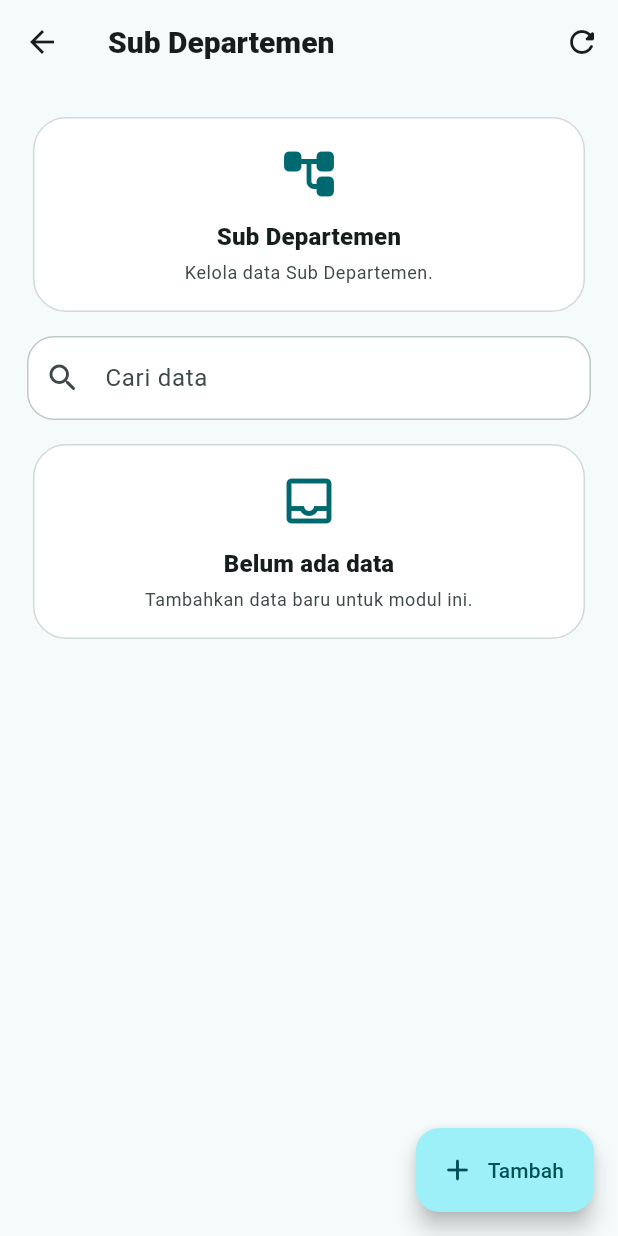
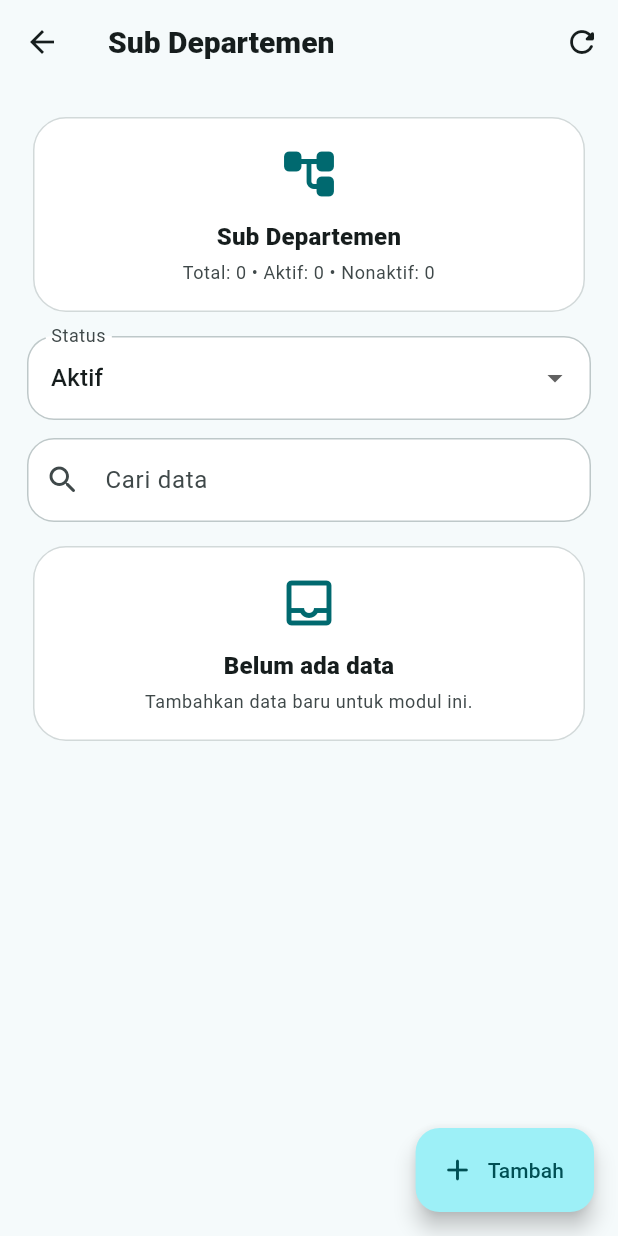
Before and after one commit to argajienbi/adminmypresence, a Flutter app: the OrganizationManagementPage screen opened directly with empty values, after a tap on "Sub Departemen", on a phone screen of 412 x 824 dp. Run offline on Flutter 3.47's test engine with Material 3 defaults, Android fonts, the phone set to English and light mode, and no system bars; our stand-ins replace cloud_firestore, firebase_auth, firebase_core, firebase_database, flutter_map, latlong2 and 1 more; missing offline and left inert: excel; accounts and stored records are empty.

Commit message:
Enhance organization management with status filter and audit logs

```diff
--- a/lib/features/organization/organization_management_page.dart
+++ b/lib/features/organization/organization_management_page.dart
@@ -13,7 +13,7 @@ class OrganizationManagementPage extends StatelessWidget {
   Widget build(BuildContext context) {
     final modules = [
       _OrgModule('Area', 'areas/${session.companyId}', Icons.map_rounded, ['name', 'description', 'status']),
-      _OrgModule('Kantor', 'offices/${session.companyId}', Icons.business_rounded, ['name', 'address', 'latitude', 'longitude', 'radius_meter', 'status']),
+      _OrgModule('Kantor', 'offices/${session.companyId}', Icons.business_rounded, ['name', 'address', 'area_name', 'latitude', 'longitude', 'radius_meter', 'status']),
       _OrgModule('Departemen', 'departments/${session.companyId}', Icons.apartment_rounded, ['name', 'description', 'status']),
       _OrgModule('Sub Departemen', 'sub_departments/${session.companyId}', Icons.account_tree_rounded, ['name', 'department_id', 'description', 'status']),
       _OrgModule('Grup Karyawan', 'employee_groups/${session.companyId}', Icons.groups_rounded, ['name', 'description', 'status']),
@@ -26,7 +26,7 @@ class OrganizationManagementPage extends StatelessWidget {
         children: [
           const MessageCard(
             title: 'Manajemen Organisasi',
-            message: 'Port dari admin_web untuk mengatur area, kantor, departemen, sub departemen, dan grup karyawan.',
+            message: 'Mengatur area, kantor, departemen, sub departemen, dan grup karyawan.',
             icon: Icons.account_tree_rounded,
           ),
           const SizedBox(height: 12),
@@ -58,6 +58,7 @@ class OrganizationModulePage extends StatefulWidget {
 class _OrganizationModulePageState extends State<OrganizationModulePage> {
   late Future<List<_OrgRecord>> future;
   String query = '';
+  String statusFilter = 'active';
 
   @override
   void initState() {
@@ -81,8 +82,12 @@ class _OrganizationModulePageState extends State<OrganizationModulePage> {
 
   List<_OrgRecord> filter(List<_OrgRecord> rows) {
     final q = query.trim().toLowerCase();
-    if (q.isEmpty) return rows;
-    return rows.where((row) => row.data.values.join(' ').toLowerCase().contains(q)).toList();
+    return rows.where((row) {
+      if (statusFilter == 'active' && !row.active) return false;
+      if (statusFilter == 'inactive' && row.active) return false;
+      if (q.isEmpty) return true;
+      return '${row.title} ${row.subtitle} ${row.data.values.join(' ')}'.toLowerCase().contains(q);
+    }).toList();
   }
 
   Future<void> openForm([_OrgRecord? record]) async {
@@ -96,11 +101,21 @@ class _OrganizationModulePageState extends State<OrganizationModulePage> {
   }
 
   Future<void> setActive(_OrgRecord record, bool active) async {
-    await FirebaseDatabase.instance.ref('${widget.module.path}/${record.id}').update({
+    final now = DateTime.now().millisecondsSinceEpoch;
+    final path = '${widget.module.path}/${record.id}';
+    await FirebaseDatabase.instance.ref(path).update({
       'active': active,
       'status': active ? 'active' : 'inactive',
-      'updated_at': DateTime.now().millisecondsSinceEpoch,
+      'updated_at': now,
       'updated_by': widget.session.uid,
+    });
+    await FirebaseDatabase.instance.ref('audit_logs/${widget.session.companyId}').push().set({
+      'action': active ? 'activate_${widget.module.auditName}' : 'deactivate_${widget.module.auditName}',
+      'target_id': record.id,
+      'target_path': path,
+      'actor_uid': widget.session.uid,
+      'actor_email': widget.session.email,
+      'created_at': now,
     });
     refresh();
   }
@@ -113,11 +128,25 @@ class _OrganizationModulePageState extends State<OrganizationModulePage> {
       body: FutureBuilder<List<_OrgRecord>>(
         future: future,
         builder: (context, snapshot) {
-          final rows = filter(snapshot.data ?? const <_OrgRecord>[]);
+          final all = snapshot.data ?? const <_OrgRecord>[];
+          final rows = filter(all);
+          final active = all.where((item) => item.active).length;
+          final inactive = all.length - active;
           return ListView(
             padding: const EdgeInsets.all(18),
             children: [
-              MessageCard(title: widget.module.title, message: 'Kelola data ${widget.module.title}.', icon: widget.module.icon),
+              MessageCard(title: widget.module.title, message: 'Total: ${all.length} • Aktif: $active • Nonaktif: $inactive', icon: widget.module.icon),
+              const SizedBox(height: 12),
+              DropdownButtonFormField<String>(
+                value: statusFilter,
+                decoration: const InputDecoration(labelText: 'Status'),
+                items: const [
+                  DropdownMenuItem(value: 'active', child: Text('Aktif')),
+                  DropdownMenuItem(value: 'inactive', child: Text('Nonaktif')),
+                  DropdownMenuItem(value: 'all', child: Text('Semua')),
+                ],
+                onChanged: (value) => setState(() => statusFilter = value ?? 'active'),
+              ),
               const SizedBox(height: 12),
               TextField(onChanged: (value) => setState(() => query = value), decoration: const InputDecoration(labelText: 'Cari data', prefixIcon: Icon(Icons.search_rounded))),
               const SizedBox(height: 12),
@@ -182,6 +211,7 @@ class _OrgFormSheetState extends State<_OrgFormSheet> {
       final db = FirebaseDatabase.instance;
       final now = DateTime.now().millisecondsSinceEpoch;
       final id = widget.record?.id ?? db.ref(widget.module.path).push().key!;
+      final path = '${widget.module.path}/$id';
       final payload = <String, dynamic>{
         '${widget.module.title.toLowerCase().replaceAll(' ', '_')}_id': id,
         'id': id,
@@ -194,7 +224,15 @@ class _OrgFormSheetState extends State<_OrgFormSheet> {
       };
       if (payload['status'] == null || payload['status'].toString().isEmpty) payload['status'] = 'active';
       payload['active'] = payload['status'].toString().toLowerCase() != 'inactive';
-      await db.ref('${widget.module.path}/$id').update(payload);
+      await db.ref(path).update(payload);
+      await db.ref('audit_logs/${widget.session.companyId}').push().set({
+        'action': widget.record == null ? 'create_${widget.module.auditName}' : 'update_${widget.module.auditName}',
+        'target_id': id,
+        'target_path': path,
+        'actor_uid': widget.session.uid,
+        'actor_email': widget.session.email,
+        'created_at': now,
+      });
       if (!mounted) return;
       Navigator.of(context).pop(true);
     } catch (error) {
@@ -235,6 +273,8 @@ class _OrgModule {
   final List<String> fields;
 
   const _OrgModule(this.title, this.path, this.icon, this.fields);
+
+  String get auditName => title.toLowerCase().replaceAll(' ', '_');
 }
 
 class _OrgRecord {
```
